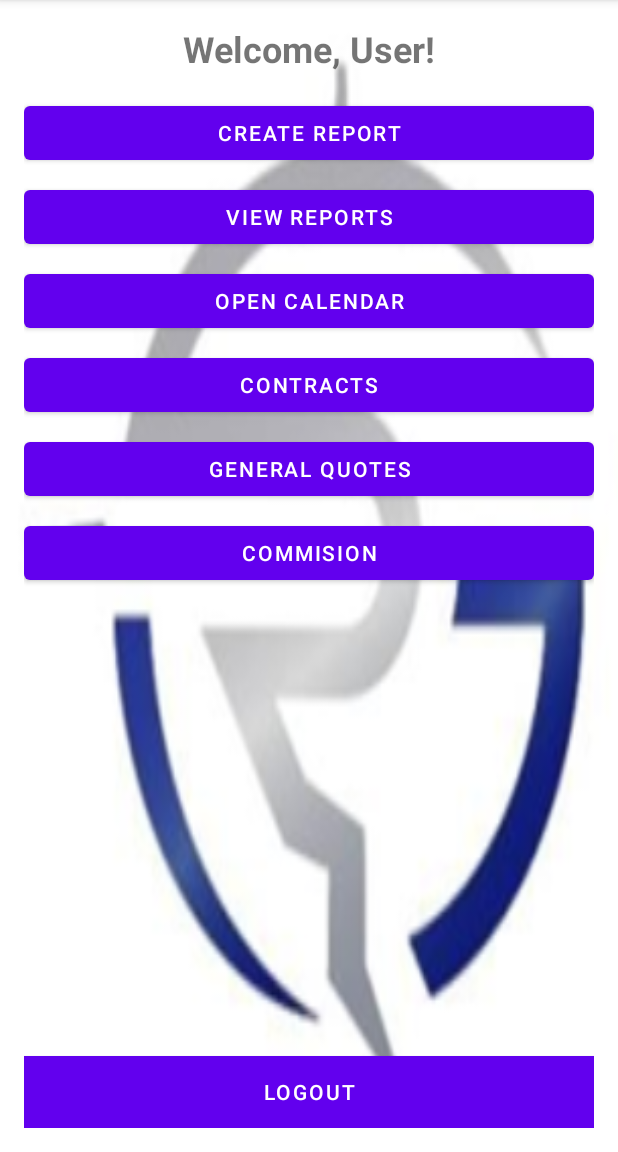
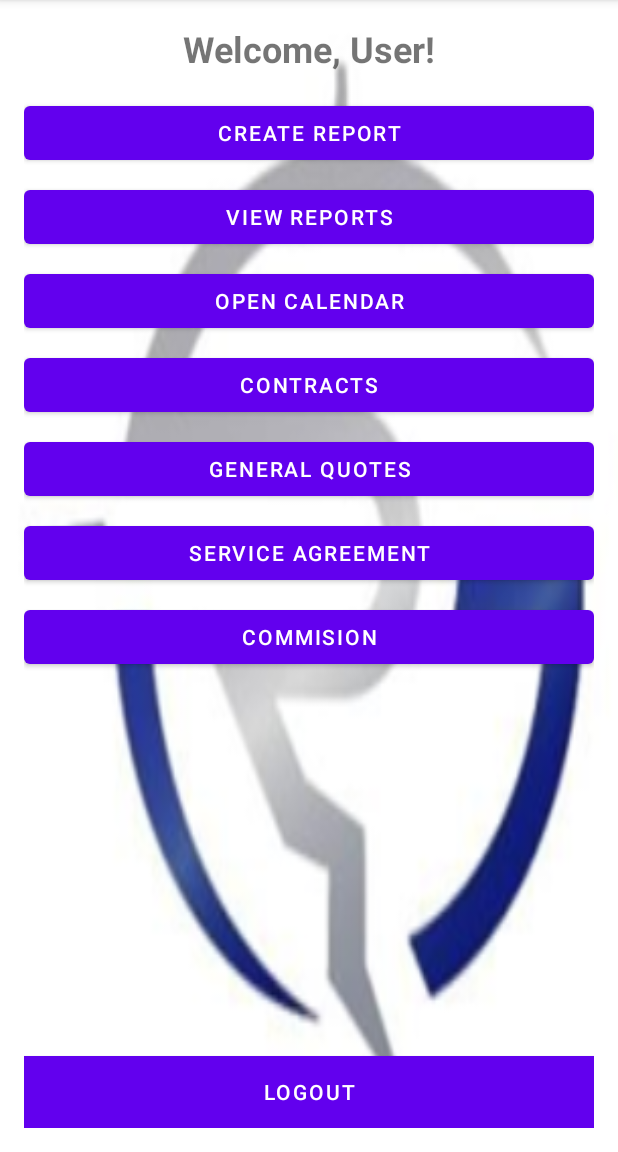
Before and after one commit to Jamesscott34/PESTCONTROLOS-APP, an Android app: the MainActivity screen opened directly, with no data from a screen before it, on a phone screen of 412 x 824 dp, the part 84-1236 px from its top. Run offline under Robolectric (Android 15) with nearby library versions, the phone set to English and light mode, and no system bars.

```diff
--- a/app/build.gradle.kts
+++ b/app/build.gradle.kts
@@ -14,7 +14,7 @@ android {
         minSdk = 27
         targetSdk = 35
         versionCode = 1
-        versionName = "1.0"
+        versionName = "2.0"
 
         testInstrumentationRunner = "androidx.test.runner.AndroidJUnitRunner"
     }
--- a/app/src/main/AndroidManifest.xml
+++ b/app/src/main/AndroidManifest.xml
@@ -117,6 +117,10 @@
             android:name=".GenerateLeadsActivity"
             android:exported="true"/>
 
+        <activity
+            android:name=".ServiceAgreementActivity"
+            android:exported="true"/>
+
         <!-- FileProvider Setup -->
         <provider
             android:name="androidx.core.content.FileProvider"
--- a/app/src/main/java/com/grpc/grpc/MainActivity.java
+++ b/app/src/main/java/com/grpc/grpc/MainActivity.java
@@ -1,5 +1,6 @@
 package com.grpc.grpc;
 
+import android.annotation.SuppressLint;
 import android.content.Intent;
 import android.os.Bundle;
 import android.widget.Button;
@@ -8,10 +9,11 @@ import androidx.appcompat.app.AppCompatActivity;
 
 public class MainActivity extends AppCompatActivity {
 
-    private Button reportButton, reportViewButton, calendarButton, contractsButton, quotesButton, logoutButton, CommisionButton;
+    private Button reportButton, reportViewButton, calendarButton, contractsButton, quotesButton, logoutButton, CommisionButton, ServiceAgreementButton;
     private String userEmail;
     private TextView welcomeTextView;
 
+    @SuppressLint("MissingInflatedId")
     @Override
     protected void onCreate(Bundle savedInstanceState) {
         super.onCreate(savedInstanceState);
@@ -33,6 +35,7 @@ public class MainActivity extends AppCompatActivity {
         calendarButton = findViewById(R.id.buttonOpenCalendar);
         contractsButton = findViewById(R.id.ContractsButton);
         quotesButton = findViewById(R.id.GeneralQuotesButton);
+        ServiceAgreementButton = findViewById(R.id.ServiceAgreementButton);
         CommisionButton = findViewById(R.id.CommisionButton);
         logoutButton = findViewById(R.id.LogoutButton); // Logout button
 
@@ -73,6 +76,12 @@ public class MainActivity extends AppCompatActivity {
             startActivity(intent);
         });
 
+        ServiceAgreementButton.setOnClickListener(view -> {
+            Intent intent = new Intent(MainActivity.this, ServiceAgreementActivity.class);
+            intent.putExtra("USER_NAME", userName);
+            startActivity(intent);
+        });
+
         logoutButton.setOnClickListener(view -> {
             // Navigate back to LoginActivity and clear session data
             Intent intent = new Intent(MainActivity.this, LoginActivity.class);
--- a/app/src/main/res/layout/activity_main.xml
+++ b/app/src/main/res/layout/activity_main.xml
@@ -68,6 +68,13 @@
                 android:layout_marginBottom="8dp" />
 
             <Button
+                android:id="@+id/ServiceAgreementButton"
+                android:layout_width="match_parent"
+                android:layout_height="wrap_content"
+                android:text="Service agreement"
+                android:layout_marginBottom="8dp" />
+
+            <Button
                 android:id="@+id/CommisionButton"
                 android:layout_width="match_parent"
                 android:layout_height="wrap_content"
```
Also changed, not shown: app/src/main/java/com/grpc/grpc/ServiceAgreementActivity.java (added, +27 -0 lines), app/src/main/res/layout/activity_service_agreement.xml (added, +28 -0 lines), 2 other files.
